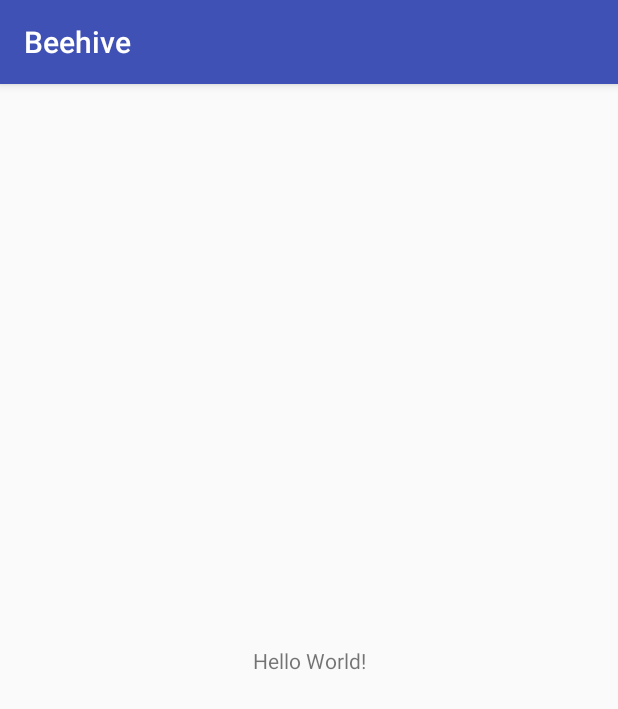
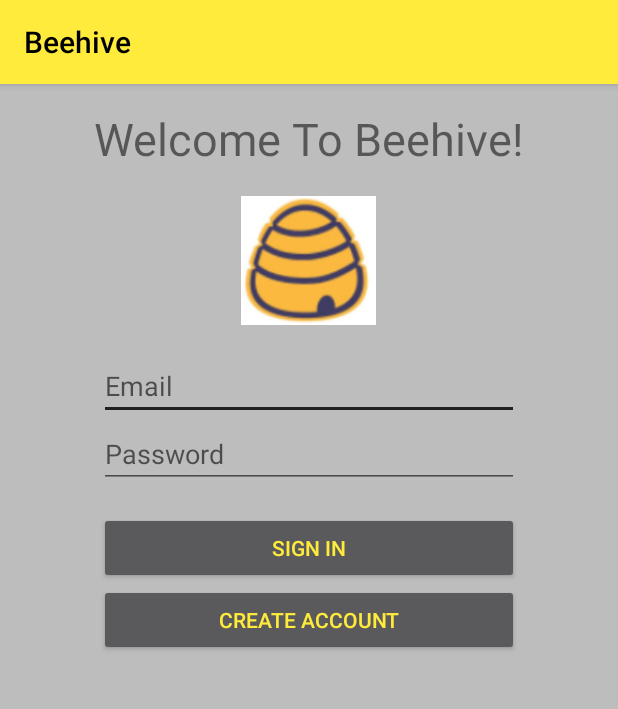
Before and after one commit to gkontos89/Beehive, an Android app: the screen it shows after launch (LoginActivity), on a phone screen of 412 x 824 dp. Shown: the top 709 px of the screen. Run offline under Robolectric (Android 15) with nearby library versions, the phone set to English and light mode, and no system bars.

Commit message:
basic login layout

```diff
--- a/app/build.gradle
+++ b/app/build.gradle
@@ -25,4 +25,7 @@ dependencies {
     testImplementation 'junit:junit:4.12'
     androidTestImplementation 'com.android.support.test:runner:1.0.2'
     androidTestImplementation 'com.android.support.test.espresso:espresso-core:3.0.2'
+
+    // Firebase
+    implementation 'com.firebaseui:firebase-ui-auth:3.3.1'
 }
--- a/app/src/main/res/layout/activity_login.xml
+++ b/app/src/main/res/layout/activity_login.xml
@@ -1,18 +1,78 @@
 <?xml version="1.0" encoding="utf-8"?>
-<android.support.constraint.ConstraintLayout xmlns:android="http://schemas.android.com/apk/res/android"
+<LinearLayout xmlns:android="http://schemas.android.com/apk/res/android"
     xmlns:app="http://schemas.android.com/apk/res-auto"
     xmlns:tools="http://schemas.android.com/tools"
     android:layout_width="match_parent"
     android:layout_height="match_parent"
+    android:orientation="vertical"
+    android:gravity="center_horizontal"
+    android:paddingLeft="16dp"
+    android:paddingRight="16dp"
+    android:background="@color/colorBackground"
     tools:context=".LoginActivity">
 
     <TextView
         android:layout_width="wrap_content"
         android:layout_height="wrap_content"
-        android:text="Hello World!"
-        app:layout_constraintBottom_toBottomOf="parent"
-        app:layout_constraintLeft_toLeftOf="parent"
-        app:layout_constraintRight_toRightOf="parent"
-        app:layout_constraintTop_toTopOf="parent" />
+        android:textSize="30sp"
+        android:layout_marginTop="16dp"
+        android:text="@string/welcome_string"/>
 
-</android.support.constraint.ConstraintLayout>
+    <ImageView
+        android:layout_width="90dp"
+        android:layout_height="90dp"
+        android:layout_marginTop="16dp"
+        android:src="@drawable/beehive_logo"/>
+
+    <LinearLayout
+        android:layout_width="match_parent"
+        android:layout_height="wrap_content"
+        android:orientation="vertical"
+        android:gravity="center_horizontal"
+        android:layout_marginTop="16dp"
+        android:layout_marginLeft="50dp"
+        android:layout_marginRight="50dp">
+
+        <EditText
+            android:layout_width="match_parent"
+            android:layout_height="wrap_content"
+            android:inputType="textEmailAddress"
+            android:hint="@string/email_hint"/>
+
+        <EditText
+            android:layout_width="match_parent"
+            android:layout_height="wrap_content"
+            android:hint="@string/password_hint"
+            android:inputType="textPassword"/>
+
+    </LinearLayout>
+
+    <LinearLayout
+        android:layout_width="match_parent"
+        android:layout_height="wrap_content"
+        android:orientation="vertical"
+        android:gravity="center_horizontal"
+        android:layout_marginTop="16dp"
+        android:layout_marginLeft="50dp"
+        android:layout_marginRight="50dp">
+
+        <Button
+            android:layout_width="fill_parent"
+            android:layout_height="wrap_content"
+            android:text="@string/login_button_text"
+            android:theme="@style/BeehiveButton" />
+
+        <Button
+            android:layout_width="fill_parent"
+            android:layout_height="wrap_content"
+            android:text="@string/create_account_button_text"
+            android:theme="@style/BeehiveButton"/>
+
+    </LinearLayout>
+
+
+
+
+
+
+</LinearLayout>
--- a/app/src/main/res/values/colors.xml
+++ b/app/src/main/res/values/colors.xml
@@ -1,6 +1,8 @@
 <?xml version="1.0" encoding="utf-8"?>
 <resources>
-    <color name="colorPrimary">#3F51B5</color>
-    <color name="colorPrimaryDark">#303F9F</color>
-    <color name="colorAccent">#FF4081</color>
+    <color name="colorPrimary">#FFEB3B</color>
+    <color name="colorPrimaryDark">#FFC107</color>
+    <color name="colorAccent">#212121</color>
+    <color name="colorText">#000000</color>
+    <color name="colorBackground">#BDBDBD</color>
 </resources>
--- a/app/src/main/res/values/strings.xml
+++ b/app/src/main/res/values/strings.xml
@@ -1,3 +1,8 @@
 <resources>
     <string name="app_name">Beehive</string>
+    <string name="welcome_string">Welcome To Beehive!</string>
+    <string name="email_hint">Email</string>
+    <string name="password_hint">Password</string>
+    <string name="login_button_text">Sign In</string>
+    <string name="create_account_button_text">Create Account</string>
 </resources>
--- a/app/src/main/res/values/styles.xml
+++ b/app/src/main/res/values/styles.xml
@@ -6,6 +6,21 @@
         <item name="colorPrimary">@color/colorPrimary</item>
         <item name="colorPrimaryDark">@color/colorPrimaryDark</item>
         <item name="colorAccent">@color/colorAccent</item>
+        <item name="actionBarStyle">@style/BeehiveActionBar</item>
+    </style>
+
+    <!-- Title bar text -->
+    <style name="BeehiveActionBar" parent="@style/Widget.AppCompat.ActionBar.Solid">
+        <item name="titleTextStyle">@style/BeehiveTextStyle</item>
+    </style>
+    <style name="BeehiveTextStyle" parent="@style/TextAppearance.AppCompat.Widget.ActionBar.Title">
+        <item name="android:textColor">@color/colorText</item>
+    </style>
+
+    <!-- Beehive buttons -->
+    <style name="BeehiveButton" parent="ThemeOverlay.AppCompat.Dark">
+        <item name="colorAccent">@color/colorAccent</item>
+        <item name="android:textColor">@color/colorPrimary</item>
     </style>
 
 </resources>
```
Also changed, not shown: app/src/main/res/drawable-v24/beehive_logo.png (added), 1 other file.
